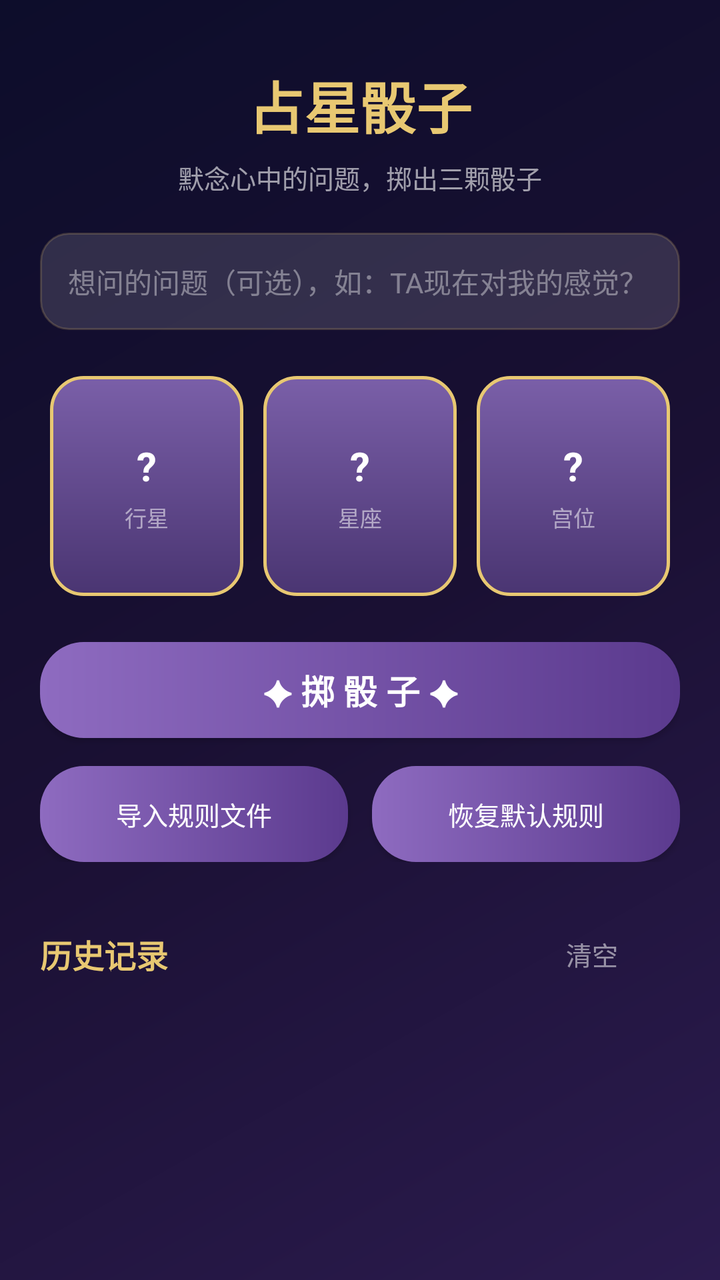
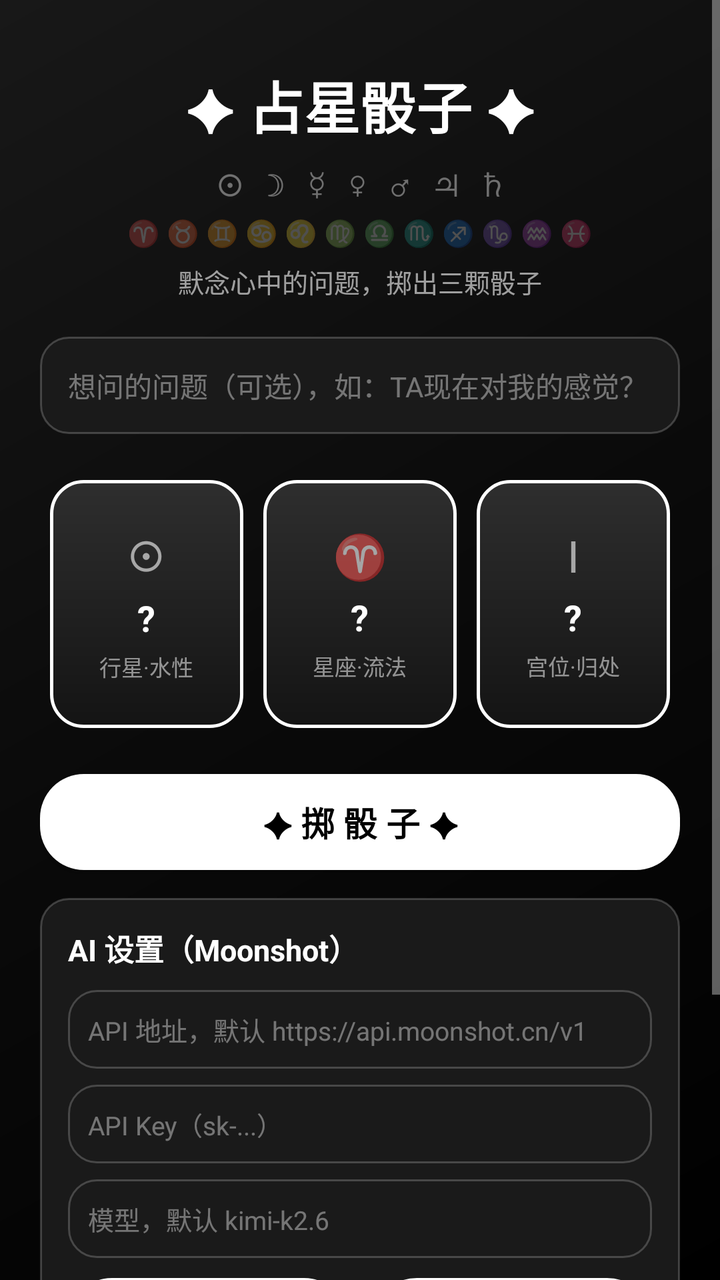

Compare the two renders of this Android layout. The source of the first and the diff that turns it into the second are given below.
<!-- AndroidManifest.xml: application theme AppTheme -->
<!-- res/layout/activity_main.xml -->
<?xml version="1.0" encoding="utf-8"?>
<ScrollView xmlns:android="http://schemas.android.com/apk/res/android"
    android:layout_width="match_parent"
    android:layout_height="match_parent"
    android:fillViewport="true">

    <LinearLayout
        android:layout_width="match_parent"
        android:layout_height="wrap_content"
        android:orientation="vertical"
        android:padding="20dp">

        <TextView
            android:layout_width="wrap_content"
            android:layout_height="wrap_content"
            android:layout_gravity="center_horizontal"
            android:layout_marginTop="12dp"
            android:text="占星骰子"
            android:textColor="#E8C872"
            android:textSize="28sp"
            android:textStyle="bold" />

        <TextView
            android:layout_width="wrap_content"
            android:layout_height="wrap_content"
            android:layout_gravity="center_horizontal"
            android:layout_marginTop="6dp"
            android:text="默念心中的问题，掷出三颗骰子"
            android:textColor="#99FFFFFF"
            android:textSize="13sp" />

        <EditText
            android:id="@+id/et_question"
            android:layout_width="match_parent"
            android:layout_height="wrap_content"
            android:layout_marginTop="18dp"
            android:background="@drawable/card_bg"
            android:hint="想问的问题（可选），如：TA现在对我的感觉？"
            android:padding="14dp"
            android:textColor="#FFFFFF"
            android:textColorHint="#66FFFFFF"
            android:textSize="14sp" />

        <LinearLayout
            android:layout_width="match_parent"
            android:layout_height="wrap_content"
            android:layout_marginTop="18dp"
            android:orientation="horizontal">

            <LinearLayout
                android:layout_width="0dp"
                android:layout_height="110dp"
                android:layout_margin="5dp"
                android:layout_weight="1"
                android:background="@drawable/dice_bg"
                android:gravity="center"
                android:orientation="vertical">

                <TextView
                    android:id="@+id/dice_planet"
                    android:layout_width="wrap_content"
                    android:layout_height="wrap_content"
                    android:text="?"
                    android:textColor="#FFFFFF"
                    android:textSize="20sp"
                    android:textStyle="bold" />

                <TextView
                    android:layout_width="wrap_content"
                    android:layout_height="wrap_content"
                    android:layout_marginTop="4dp"
                    android:text="行星"
                    android:textColor="#88FFFFFF"
                    android:textSize="11sp" />
            </LinearLayout>

            <LinearLayout
                android:layout_width="0dp"
                android:layout_height="110dp"
                android:layout_margin="5dp"
                android:layout_weight="1"
                android:background="@drawable/dice_bg"
                android:gravity="center"
                android:orientation="vertical">

                <TextView
                    android:id="@+id/dice_sign"
                    android:layout_width="wrap_content"
                    android:layout_height="wrap_content"
                    android:text="?"
                    android:textColor="#FFFFFF"
                    android:textSize="20sp"
                    android:textStyle="bold" />

                <TextView
                    android:layout_width="wrap_content"
                    android:layout_height="wrap_content"
                    android:layout_marginTop="4dp"
                    android:text="星座"
                    android:textColor="#88FFFFFF"
                    android:textSize="11sp" />
            </LinearLayout>

            <LinearLayout
                android:layout_width="0dp"
                android:layout_height="110dp"
                android:layout_margin="5dp"
                android:layout_weight="1"
                android:background="@drawable/dice_bg"
                android:gravity="center"
                android:orientation="vertical">

                <TextView
                    android:id="@+id/dice_house"
                    android:layout_width="wrap_content"
                    android:layout_height="wrap_content"
                    android:text="?"
                    android:textColor="#FFFFFF"
                    android:textSize="20sp"
                    android:textStyle="bold" />

                <TextView
                    android:layout_width="wrap_content"
                    android:layout_height="wrap_content"
                    android:layout_marginTop="4dp"
                    android:text="宫位"
                    android:textColor="#88FFFFFF"
                    android:textSize="11sp" />
            </LinearLayout>
        </LinearLayout>

        <Button
            android:id="@+id/btn_roll"
            android:layout_width="match_parent"
            android:layout_height="wrap_content"
            android:layout_marginTop="18dp"
            android:background="@drawable/btn_bg"
            android:text="✦ 掷 骰 子 ✦"
            android:textColor="#FFFFFF"
            android:textSize="17sp"
            android:textStyle="bold" />

        <LinearLayout
            android:id="@+id/result_card"
            android:layout_width="match_parent"
            android:layout_height="wrap_content"
            android:layout_marginTop="18dp"
            android:background="@drawable/card_bg"
            android:orientation="vertical"
            android:padding="16dp"
            android:visibility="gone">

            <TextView
                android:id="@+id/tv_result_title"
                android:layout_width="match_parent"
                android:layout_height="wrap_content"
                android:textColor="#E8C872"
                android:textSize="18sp"
                android:textStyle="bold" />

            <TextView
                android:id="@+id/tv_result_body"
                android:layout_width="match_parent"
                android:layout_height="wrap_content"
                android:layout_marginTop="10dp"
                android:lineSpacingExtra="4dp"
                android:textColor="#E8E6F0"
                android:textSize="14sp" />
        </LinearLayout>

        <LinearLayout
            android:layout_width="match_parent"
            android:layout_height="wrap_content"
            android:layout_marginTop="14dp"
            android:orientation="horizontal">

            <Button
                android:id="@+id/btn_import"
                android:layout_width="0dp"
                android:layout_height="wrap_content"
                android:layout_marginEnd="6dp"
                android:layout_weight="1"
                android:background="@drawable/btn_bg"
                android:text="导入规则文件"
                android:textColor="#FFFFFF"
                android:textSize="13sp" />

            <Button
                android:id="@+id/btn_reset"
                android:layout_width="0dp"
                android:layout_height="wrap_content"
                android:layout_marginStart="6dp"
                android:layout_weight="1"
                android:background="@drawable/btn_bg"
                android:text="恢复默认规则"
                android:textColor="#FFFFFF"
                android:textSize="13sp" />
        </LinearLayout>

        <LinearLayout
            android:layout_width="match_parent"
            android:layout_height="wrap_content"
            android:layout_marginTop="22dp"
            android:gravity="center_vertical"
            android:orientation="horizontal">

            <TextView
                android:layout_width="0dp"
                android:layout_height="wrap_content"
                android:layout_weight="1"
                android:text="历史记录"
                android:textColor="#E8C872"
                android:textSize="16sp"
                android:textStyle="bold" />

            <Button
                android:id="@+id/btn_clear_history"
                android:layout_width="wrap_content"
                android:layout_height="wrap_content"
                android:background="@android:color/transparent"
                android:text="清空"
                android:textColor="#88FFFFFF"
                android:textSize="13sp" />
        </LinearLayout>

        <LinearLayout
            android:id="@+id/history_list"
            android:layout_width="match_parent"
            android:layout_height="wrap_content"
            android:layout_marginTop="8dp"
            android:orientation="vertical" />
    </LinearLayout>
</ScrollView>
<!-- resources referenced by this layout -->
<resources>
  <!-- drawable btn_bg (drawable) -->
  <?xml version="1.0" encoding="utf-8"?>
  <shape xmlns:android="http://schemas.android.com/apk/res/android"
      android:shape="rectangle">
      <gradient
          android:angle="0"
          android:startColor="#8E6BC0"
          android:endColor="#5B3A8E"
          android:type="linear" />
      <corners android:radius="22dp" />
  </shape>
  <!-- drawable card_bg (drawable) -->
  <?xml version="1.0" encoding="utf-8"?>
  <shape xmlns:android="http://schemas.android.com/apk/res/android"
      android:shape="rectangle">
      <solid android:color="#22FFFFFF" />
      <stroke
          android:width="1dp"
          android:color="#33E8C872" />
      <corners android:radius="14dp" />
  </shape>
  <!-- drawable dice_bg (drawable) -->
  <?xml version="1.0" encoding="utf-8"?>
  <shape xmlns:android="http://schemas.android.com/apk/res/android"
      android:shape="rectangle">
      <gradient
          android:angle="270"
          android:startColor="#7A5FA8"
          android:endColor="#4A3572"
          android:type="linear" />
      <stroke
          android:width="1.5dp"
          android:color="#E8C872" />
      <corners android:radius="16dp" />
  </shape>
  <style name="AppTheme" parent="android:Theme.Material.NoActionBar">
          <item name="android:windowBackground">@drawable/bg_gradient</item>
          <item name="android:statusBarColor">#0D0D2B</item>
          <item name="android:navigationBarColor">#0D0D2B</item>
          <item name="android:colorAccent">#E8C872</item>
      </style>
  <!-- drawable bg_gradient (drawable) -->
  <?xml version="1.0" encoding="utf-8"?>
  <shape xmlns:android="http://schemas.android.com/apk/res/android"
      android:shape="rectangle">
      <gradient
          android:angle="135"
          android:startColor="#2B1B4E"
          android:centerColor="#1A1033"
          android:endColor="#0D0D2B"
          android:type="linear" />
  </shape>
</resources>

<!-- the commit's change to res/layout/activity_main.xml (unified diff, before → after) -->
@@ -15,10 +15,28 @@
             android:layout_height="wrap_content"
             android:layout_gravity="center_horizontal"
             android:layout_marginTop="12dp"
-            android:text="占星骰子"
-            android:textColor="#E8C872"
+            android:text="✦ 占星骰子 ✦"
+            android:textColor="#FFFFFF"
             android:textSize="28sp"
             android:textStyle="bold" />
+
+        <TextView
+            android:layout_width="wrap_content"
+            android:layout_height="wrap_content"
+            android:layout_gravity="center_horizontal"
+            android:layout_marginTop="8dp"
+            android:text="☉   ☽   ☿   ♀   ♂   ♃   ♄"
+            android:textColor="#66FFFFFF"
+            android:textSize="16sp" />
+
+        <TextView
+            android:layout_width="wrap_content"
+            android:layout_height="wrap_content"
+            android:layout_gravity="center_horizontal"
+            android:layout_marginTop="4dp"
+            android:text="♈ ♉ ♊ ♋ ♌ ♍ ♎ ♏ ♐ ♑ ♒ ♓"
+            android:textColor="#44FFFFFF"
+            android:textSize="13sp" />
 
         <TextView
             android:layout_width="wrap_content"
@@ -49,7 +67,7 @@
 
             <LinearLayout
                 android:layout_width="0dp"
-                android:layout_height="110dp"
+                android:layout_height="124dp"
                 android:layout_margin="5dp"
                 android:layout_weight="1"
                 android:background="@drawable/dice_bg"
@@ -57,26 +75,35 @@
                 android:orientation="vertical">
 
                 <TextView
+                    android:id="@+id/dice_planet_glyph"
+                    android:layout_width="wrap_content"
+                    android:layout_height="wrap_content"
+                    android:text="☉"
+                    android:textColor="#99FFFFFF"
+                    android:textSize="22sp" />
+
+                <TextView
                     android:id="@+id/dice_planet"
                     android:layout_width="wrap_content"
                     android:layout_height="wrap_content"
+                    android:layout_marginTop="4dp"
                     android:text="?"
                     android:textColor="#FFFFFF"
-                    android:textSize="20sp"
+                    android:textSize="18sp"
                     android:textStyle="bold" />
 
                 <TextView
                     android:layout_width="wrap_content"
                     android:layout_height="wrap_content"
                     android:layout_marginTop="4dp"
-                    android:text="行星"
+                    android:text="行星·水性"
                     android:textColor="#88FFFFFF"
                     android:textSize="11sp" />
             </LinearLayout>
 
             <LinearLayout
                 android:layout_width="0dp"
-                android:layout_height="110dp"
+                android:layout_height="124dp"
                 android:layout_margin="5dp"
                 android:layout_weight="1"
                 android:background="@drawable/dice_bg"
@@ -84,26 +111,35 @@
                 android:orientation="vertical">
 
                 <TextView
+                    android:id="@+id/dice_sign_glyph"
+                    android:layout_width="wrap_content"
+                    android:layout_height="wrap_content"
+                    android:text="♈"
+                    android:textColor="#99FFFFFF"
+                    android:textSize="22sp" />
+
+                <TextView
                     android:id="@+id/dice_sign"
                     android:layout_width="wrap_content"
                     android:layout_height="wrap_content"
+                    android:layout_marginTop="4dp"
                     android:text="?"
                     android:textColor="#FFFFFF"
-                    android:textSize="20sp"
+                    android:textSize="18sp"
                     android:textStyle="bold" />
 
                 <TextView
                     android:layout_width="wrap_content"
                     android:layout_height="wrap_content"
                     android:layout_marginTop="4dp"
-                    android:text="星座"
+                    android:text="星座·流法"
                     android:textColor="#88FFFFFF"
                     android:textSize="11sp" />
             </LinearLayout>
 
             <LinearLayout
                 android:layout_width="0dp"
-                android:layout_height="110dp"
+                android:layout_height="124dp"
                 android:layout_margin="5dp"
                 android:layout_weight="1"
                 android:background="@drawable/dice_bg"
@@ -111,19 +147,28 @@
                 android:orientation="vertical">
 
                 <TextView
+                    android:id="@+id/dice_house_glyph"
+                    android:layout_width="wrap_content"
+                    android:layout_height="wrap_content"
+                    android:text="Ⅰ"
+                    android:textColor="#99FFFFFF"
+                    android:textSize="22sp" />
+
+                <TextView
                     android:id="@+id/dice_house"
                     android:layout_width="wrap_content"
                     android:layout_height="wrap_content"
+                    android:layout_marginTop="4dp"
                     android:text="?"
                     android:textColor="#FFFFFF"
-                    android:textSize="20sp"
+                    android:textSize="18sp"
                     android:textStyle="bold" />
 
                 <TextView
                     android:layout_width="wrap_content"
                     android:layout_height="wrap_content"
                     android:layout_marginTop="4dp"
-                    android:text="宫位"
+                    android:text="宫位·归处"
                     android:textColor="#88FFFFFF"
                     android:textSize="11sp" />
             </LinearLayout>
@@ -136,7 +181,7 @@
             android:layout_marginTop="18dp"
             android:background="@drawable/btn_bg"
             android:text="✦ 掷 骰 子 ✦"
-            android:textColor="#FFFFFF"
+            android:textColor="#000000"
             android:textSize="17sp"
             android:textStyle="bold" />
 
@@ -154,7 +199,7 @@
                 android:id="@+id/tv_result_title"
                 android:layout_width="match_parent"
                 android:layout_height="wrap_content"
-                android:textColor="#E8C872"
+                android:textColor="#FFFFFF"
                 android:textSize="18sp"
                 android:textStyle="bold" />
 
@@ -164,7 +209,7 @@
                 android:layout_height="wrap_content"
                 android:layout_marginTop="10dp"
                 android:lineSpacingExtra="4dp"
-                android:textColor="#E8E6F0"
+                android:textColor="#E8E8E8"
                 android:textSize="14sp" />
         </LinearLayout>
 
@@ -172,29 +217,90 @@
             android:layout_width="match_parent"
             android:layout_height="wrap_content"
             android:layout_marginTop="14dp"
-            android:orientation="horizontal">
-
-            <Button
-                android:id="@+id/btn_import"
-                android:layout_width="0dp"
-                android:layout_height="wrap_content"
-                android:layout_marginEnd="6dp"
-                android:layout_weight="1"
-                android:background="@drawable/btn_bg"
-                android:text="导入规则文件"
-                android:textColor="#FFFFFF"
+            android:background="@drawable/card_bg"
+            android:orientation="vertical"
+            android:padding="14dp">
+
+            <TextView
+                android:layout_width="wrap_content"
+                android:layout_height="wrap_content"
+                android:text="AI 设置（Moonshot）"
+                android:textColor="#FFFFFF"
+                android:textSize="15sp"
+                android:textStyle="bold" />
+
+            <EditText
+                android:id="@+id/et_api_base"
+                android:layout_width="match_parent"
+                android:layout_height="wrap_content"
+                android:layout_marginTop="10dp"
+                android:background="@drawable/card_bg"
+                android:hint="API 地址，默认 https://api.moonshot.cn/v1"
+                android:padding="10dp"
+                android:textColor="#FFFFFF"
+                android:textColorHint="#66FFFFFF"
                 android:textSize="13sp" />
 
-            <Button
-                android:id="@+id/btn_reset"
-                android:layout_width="0dp"
-                android:layout_height="wrap_content"
-                android:layout_marginStart="6dp"
-                android:layout_weight="1"
-                android:background="@drawable/btn_bg"
-                android:text="恢复默认规则"
-                android:textColor="#FFFFFF"
+            <EditText
+                android:id="@+id/et_api_key"
+                android:layout_width="match_parent"
+                android:layout_height="wrap_content"
+                android:layout_marginTop="8dp"
+                android:background="@drawable/card_bg"
+                android:hint="API Key（sk-...）"
+                android:padding="10dp"
+                android:textColor="#FFFFFF"
+                android:textColorHint="#66FFFFFF"
                 android:textSize="13sp" />
+
+            <EditText
+                android:id="@+id/et_api_model"
+                android:layout_width="match_parent"
+                android:layout_height="wrap_content"
+                android:layout_marginTop="8dp"
+                android:background="@drawable/card_bg"
+                android:hint="模型，默认 kimi-k2.6"
+                android:padding="10dp"
+                android:textColor="#FFFFFF"
+                android:textColorHint="#66FFFFFF"
+                android:textSize="13sp" />
+
+            <LinearLayout
+                android:layout_width="match_parent"
+                android:layout_height="wrap_content"
+                android:layout_marginTop="10dp"
+                android:orientation="horizontal">
+
+                <Button
+                    android:id="@+id/btn_save_api"
+                    android:layout_width="0dp"
+                    android:layout_height="wrap_content"
+                    android:layout_marginEnd="6dp"
+                    android:layout_weight="1"
+                    android:background="@drawable/btn_bg"
+                    android:text="保存设置"
+                    android:textColor="#000000"
+                    android:textSize="13sp" />
+
+                <Button
+                    android:id="@+id/btn_test_api"
+                    android:layout_width="0dp"
+                    android:layout_height="wrap_content"
+                    android:layout_marginStart="6dp"
+                    android:layout_weight="1"
+                    android:background="@drawable/btn_bg_outline"
+                    android:text="测试 API"
+                    android:textColor="#FFFFFF"
+                    android:textSize="13sp" />
+            </LinearLayout>
+
+            <TextView
+                android:id="@+id/tv_api_status"
+                android:layout_width="match_parent"
+                android:layout_height="wrap_content"
+                android:layout_marginTop="8dp"
+                android:textColor="#99FFFFFF"
+                android:textSize="12sp" />
         </LinearLayout>
 
         <LinearLayout
@@ -209,7 +315,7 @@
                 android:layout_height="wrap_content"
                 android:layout_weight="1"
                 android:text="历史记录"
-                android:textColor="#E8C872"
+                android:textColor="#FFFFFF"
                 android:textSize="16sp"
                 android:textStyle="bold" />
 
<!-- resource entries referenced after the edit -->
@@ -4,21 +4,27 @@
   <?xml version="1.0" encoding="utf-8"?>
   <shape xmlns:android="http://schemas.android.com/apk/res/android"
       android:shape="rectangle">
-      <gradient
-          android:angle="0"
-          android:startColor="#8E6BC0"
-          android:endColor="#5B3A8E"
-          android:type="linear" />
+      <solid android:color="#FFFFFF" />
+      <corners android:radius="22dp" />
+  </shape>
+  <!-- drawable btn_bg_outline (drawable) -->
+  <?xml version="1.0" encoding="utf-8"?>
+  <shape xmlns:android="http://schemas.android.com/apk/res/android"
+      android:shape="rectangle">
+      <solid android:color="#00000000" />
+      <stroke
+          android:width="1dp"
+          android:color="#FFFFFF" />
       <corners android:radius="22dp" />
   </shape>
   <!-- drawable card_bg (drawable) -->
   <?xml version="1.0" encoding="utf-8"?>
   <shape xmlns:android="http://schemas.android.com/apk/res/android"
       android:shape="rectangle">
-      <solid android:color="#22FFFFFF" />
+      <solid android:color="#1A1A1A" />
       <stroke
           android:width="1dp"
-          android:color="#33E8C872" />
+          android:color="#33FFFFFF" />
       <corners android:radius="14dp" />
   </shape>
   <!-- drawable dice_bg (drawable) -->
@@ -27,19 +33,19 @@
       android:shape="rectangle">
       <gradient
           android:angle="270"
-          android:startColor="#7A5FA8"
-          android:endColor="#4A3572"
+          android:startColor="#2E2E2E"
+          android:endColor="#141414"
           android:type="linear" />
       <stroke
           android:width="1.5dp"
-          android:color="#E8C872" />
+          android:color="#FFFFFF" />
       <corners android:radius="16dp" />
   </shape>
   <style name="AppTheme" parent="android:Theme.Material.NoActionBar">
           <item name="android:windowBackground">@drawable/bg_gradient</item>
-          <item name="android:statusBarColor">#0D0D2B</item>
-          <item name="android:navigationBarColor">#0D0D2B</item>
-          <item name="android:colorAccent">#E8C872</item>
+          <item name="android:statusBarColor">#000000</item>
+          <item name="android:navigationBarColor">#000000</item>
+          <item name="android:colorAccent">#FFFFFF</item>
       </style>
   <!-- drawable bg_gradient (drawable) -->
   <?xml version="1.0" encoding="utf-8"?>
@@ -47,9 +53,9 @@
       android:shape="rectangle">
       <gradient
           android:angle="135"
-          android:startColor="#2B1B4E"
-          android:centerColor="#1A1033"
-          android:endColor="#0D0D2B"
+          android:startColor="#000000"
+          android:centerColor="#0A0A0A"
+          android:endColor="#181818"
           android:type="linear" />
   </shape>
 </resources>
